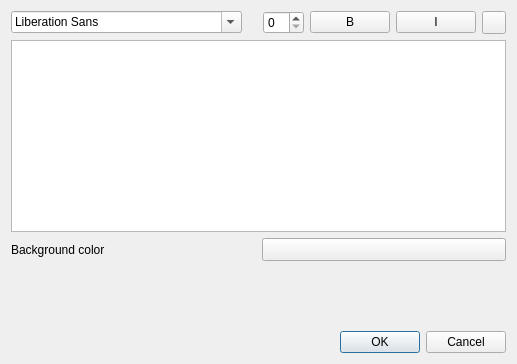
Qt form src/ui/qgstextannotationdialogbase.ui (qgis/QGIS) before a commit.
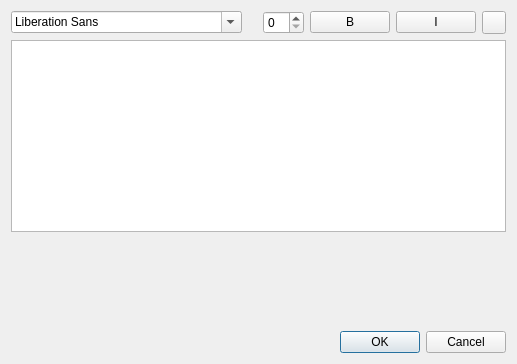
The same form after that commit. Custom widgets are drawn as their Qt base class.

Commit message: Background color option for svg annotation. Save frame transparency (was missing also for text annotation)

Diff of the .ui file:
```diff
--- a/src/ui/qgstextannotationdialogbase.ui
+++ b/src/ui/qgstextannotationdialogbase.ui
@@ -74,33 +74,6 @@
     <widget class="QTextEdit" name="mTextEdit"/>
    </item>
    <item row="2" column="0">
-    <layout class="QHBoxLayout" name="horizontalLayout_2">
-     <item>
-      <widget class="QLabel" name="mBackgroundColorLabel">
-       <property name="text">
-        <string>Background color</string>
-       </property>
-       <property name="buddy">
-        <cstring>mBackgroundColorButton</cstring>
-       </property>
-      </widget>
-     </item>
-     <item>
-      <widget class="QgsColorButton" name="mBackgroundColorButton">
-       <property name="sizePolicy">
-        <sizepolicy hsizetype="Preferred" vsizetype="Fixed">
-         <horstretch>0</horstretch>
-         <verstretch>0</verstretch>
-        </sizepolicy>
-       </property>
-       <property name="text">
-        <string/>
-       </property>
-      </widget>
-     </item>
-    </layout>
-   </item>
-   <item row="3" column="0">
     <widget class="QStackedWidget" name="mStackedWidget">
      <property name="currentIndex">
       <number>0</number>
```
Left out of the diff: 21 changed lines with no effect on the pictures. The commit also changes 6 other files.
